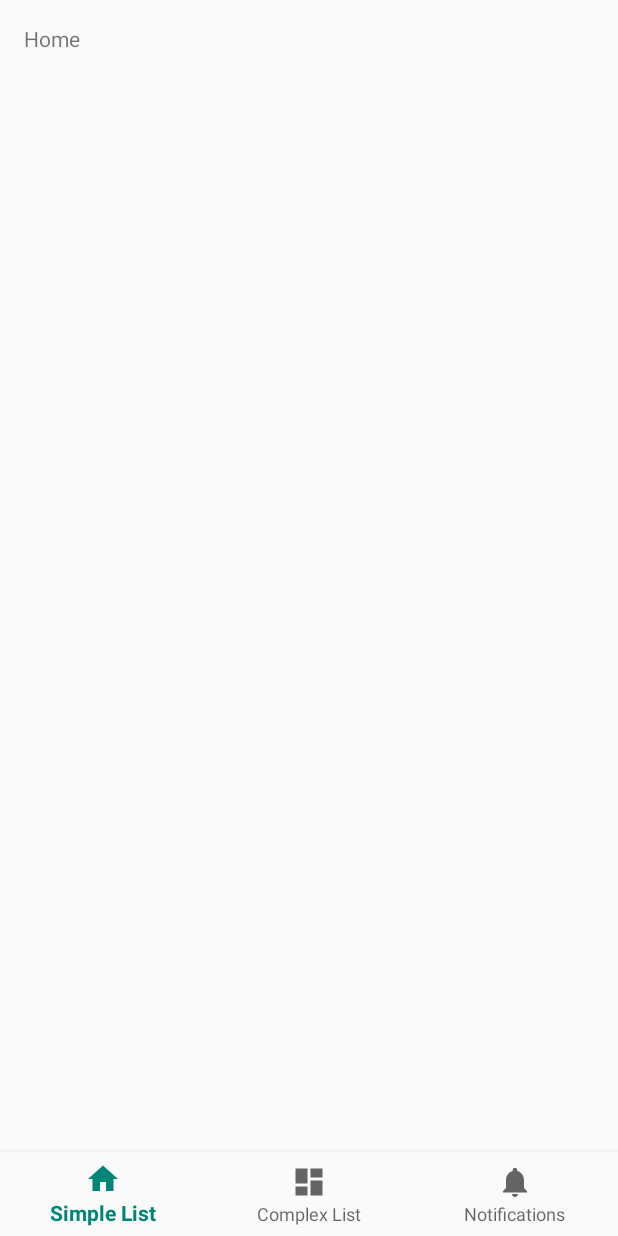
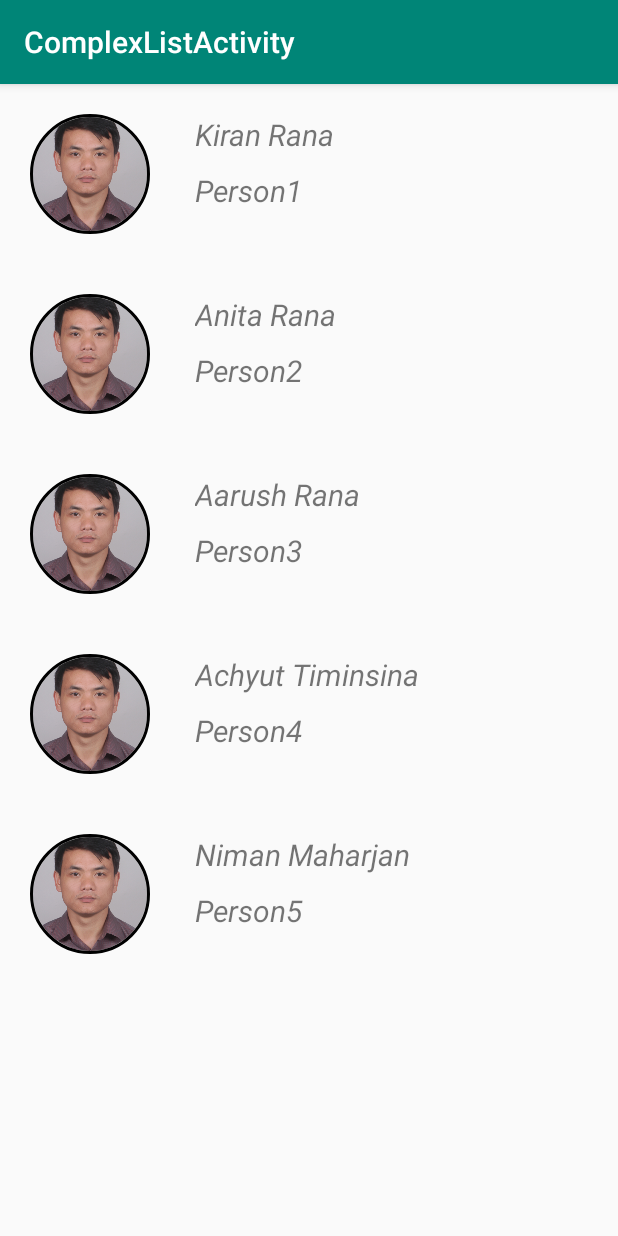
Before and after one commit to kiranrana8973/RecyclerViewListView, an Android app: the screen it shows after launch (MainActivity before the commit, ComplexListActivity after it), on a phone screen of 412 x 824 dp. Run offline under Robolectric (Android 15) with nearby library versions, the phone set to English and light mode, and no system bars; our stand-ins replace CircleImageView.

Commit message:
RecyclerView without image

```diff
--- /dev/null
+++ b/app/src/main/java/Adapter/RecyclerViewAdapter.java
@@ -0,0 +1,68 @@
+package Adapter;
+
+import android.content.Context;
+import android.support.annotation.NonNull;
+import android.support.v7.widget.RecyclerView;
+import android.util.Log;
+import android.view.LayoutInflater;
+import android.view.View;
+import android.view.ViewGroup;
+import android.widget.TextView;
+
+import com.example.kiran.recyclerviewlistview.R;
+
+import java.util.ArrayList;
+import java.util.List;
+
+import de.hdodenhof.circleimageview.CircleImageView;
+import model.Contacts;
+
+public class RecyclerViewAdapter extends RecyclerView.Adapter<RecyclerViewAdapter.ViewHolder> {
+
+    private static final String TAG = "RecyclerViewAdapter";
+    private List<Contacts> contactsList = new ArrayList<>();
+    Context context;
+
+    public RecyclerViewAdapter(Context context, List<Contacts> contactsList) {
+        this.context = context;
+        this.contactsList = contactsList;
+    }
+
+    @NonNull
+    @Override
+    public ViewHolder onCreateViewHolder(@NonNull ViewGroup viewGroup, int i) {
+        View view = LayoutInflater.from(viewGroup.getContext()).inflate(R.layout.layout_listitem,viewGroup,false);
+        ViewHolder holder = new ViewHolder(view);
+        return holder;
+    }
+
+    @Override
+    public void onBindViewHolder(@NonNull ViewHolder viewHolder, int i) {
+        Log.d(TAG,"onBindViewHolder : called");
+        Contacts contact = contactsList.get(i);
+        //viewHolder.image.setImageResource();
+        viewHolder.Fullname.setText(contact.getName());
+        viewHolder.Details.setText(contact.getDetail());
+
+    }
+
+    @Override
+    public int getItemCount() {
+        return contactsList.size();
+    }
+
+    //Holds the widgets in memory of each individual entry. thats why its holding view so viewholder :)
+    public class ViewHolder extends RecyclerView.ViewHolder{
+
+        CircleImageView image;
+        TextView Fullname , Details;
+
+        public ViewHolder(@NonNull View itemView) {
+            super(itemView);
+            image = itemView.findViewById(R.id.profile_image);
+            Fullname = itemView.findViewById(R.id.lblFullname);
+            Details = itemView.findViewById(R.id.lblDetails);
+        }
+
+    }
+}
--- a/app/src/main/java/com/example/kiran/recyclerviewlistview/ComplexListActivity.java
+++ b/app/src/main/java/com/example/kiran/recyclerviewlistview/ComplexListActivity.java
@@ -4,10 +4,21 @@ import android.os.Bundle;
 import android.support.design.widget.FloatingActionButton;
 import android.support.design.widget.Snackbar;
 import android.support.v7.app.AppCompatActivity;
+import android.support.v7.widget.LinearLayoutManager;
+import android.support.v7.widget.RecyclerView;
 import android.support.v7.widget.Toolbar;
 import android.view.View;
+import android.widget.LinearLayout;
+
+import java.util.ArrayList;
+import java.util.List;
+
+import Adapter.RecyclerViewAdapter;
+import model.Contacts;
 
 public class ComplexListActivity extends AppCompatActivity {
+
+    private static final String TAG = "ComplexListActivity";
 
     @Override
     protected void onCreate(Bundle savedInstanceState) {
@@ -17,6 +28,19 @@ public class ComplexListActivity extends AppCompatActivity {
         setSupportActionBar(toolbar);
 
 
+        final List<Contacts> contacts = new ArrayList<>();
+
+        contacts.add(new Contacts("Kiran Rana","Person1",1));
+        contacts.add(new Contacts("Anita Rana","Person2",1));
+        contacts.add(new Contacts("Aarush Rana","Person3",2));
+        contacts.add(new Contacts("Achyut Timinsina","Person4",3));
+        contacts.add(new Contacts("Niman Maharjan","Person5",4));
+
+
+        RecyclerView recyclerView = findViewById(R.id.recycler_view);
+        RecyclerViewAdapter adapter = new RecyclerViewAdapter(this,contacts);
+        recyclerView.setAdapter(adapter);
+        recyclerView.setLayoutManager(new LinearLayoutManager(this));
     }
 
 }
--- /dev/null
+++ b/app/src/main/res/layout/layout_listitem.xml
@@ -0,0 +1,39 @@
+<?xml version="1.0" encoding="utf-8"?>
+<RelativeLayout xmlns:android="http://schemas.android.com/apk/res/android"
+    android:layout_width="match_parent"
+    android:layout_height="wrap_content"
+    android:padding="20dp"
+    >
+
+    <de.hdodenhof.circleimageview.CircleImageView
+        xmlns:app="http://schemas.android.com/apk/res-auto"
+        android:id="@+id/profile_image"
+        android:layout_width="80dp"
+        android:layout_height="80dp"
+        android:src="@drawable/kiran"
+        app:civ_border_width="2dp"
+        app:civ_border_color="#FF000000"/>
+
+    <TextView
+        android:layout_width="wrap_content"
+        android:layout_height="wrap_content"
+        android:id="@+id/lblFullname"
+        android:textSize="20sp"
+        android:text="Full Name"
+        android:layout_marginLeft="30dp"
+        android:layout_toRightOf="@id/profile_image"
+        android:textStyle="italic"
+        />
+    <TextView
+        android:layout_width="match_parent"
+        android:layout_height="wrap_content"
+        android:id="@+id/lblDetails"
+        android:layout_marginTop="10dp"
+        android:textSize="20sp"
+        android:layout_marginLeft="30dp"
+        android:layout_toRightOf="@id/profile_image"
+        android:layout_below="@id/lblFullname"
+        android:text="Details"
+        android:textStyle="italic"
+        />
+</RelativeLayout>
```
Also changed, not shown: app/build.gradle (+9 -2 lines), app/src/main/AndroidManifest.xml (+12 -5 lines), app/src/main/res/layout/activity_complex_list.xml (+0 -7 lines), app/src/main/res/layout/content_complex_list.xml (+6 -39 lines).
